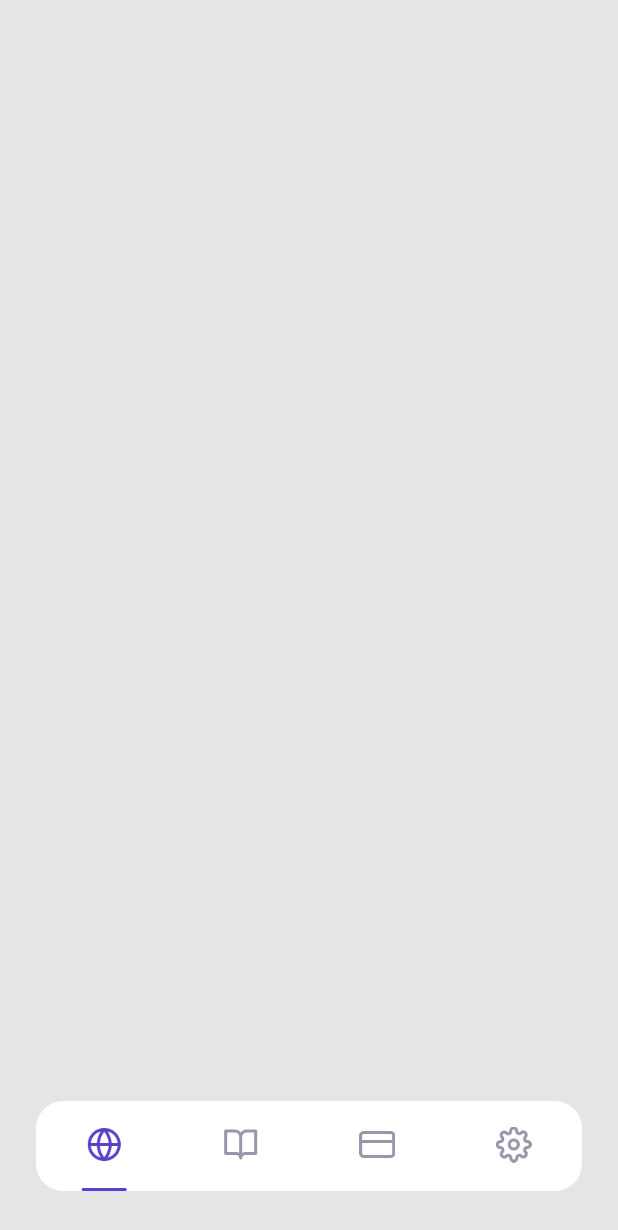
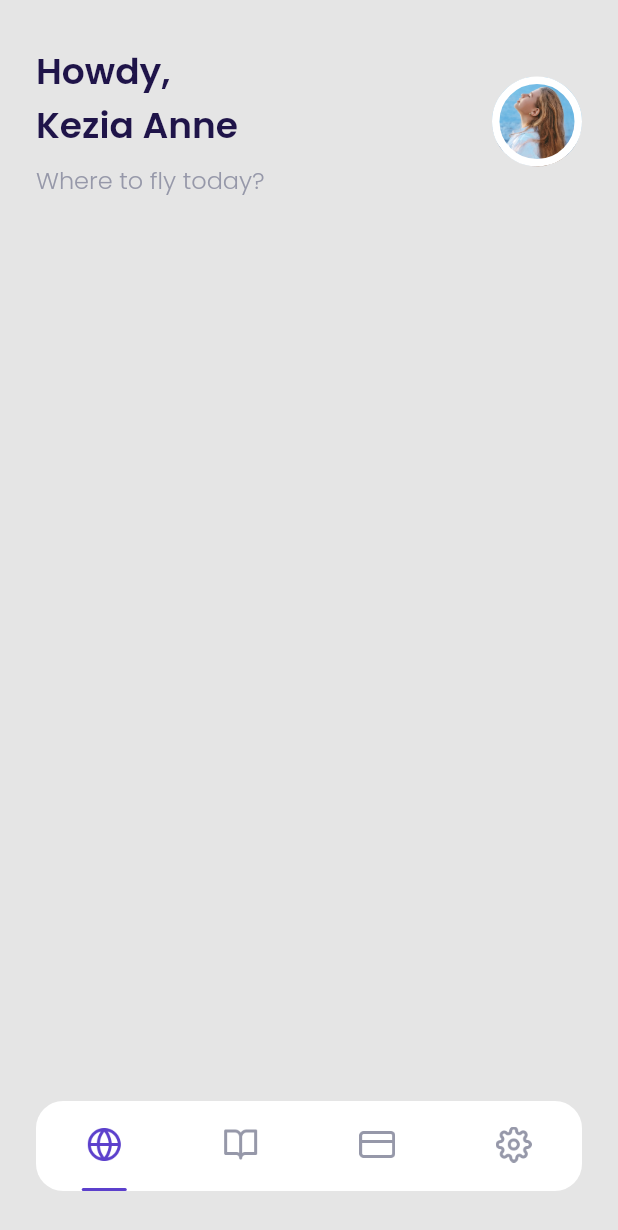
Before and after one commit to embunazzahra/travel_app, a Flutter app: the screen it shows after launch, on a phone screen of 412 x 824 dp. Shown: the top 1230 px of the screen. Run offline on Flutter 3.47's test engine with Material 2 defaults, Android fonts, the phone set to English and light mode, and no system bars; our stand-ins replace google_fonts.

```diff
--- /dev/null
+++ b/lib/ui/pages/home_page.dart
@@ -0,0 +1,56 @@
+import 'package:flutter/material.dart';
+import '../../shared/theme.dart';
+
+class HomePage extends StatelessWidget {
+  const HomePage({Key? key}) : super(key: key);
+
+  Widget header() {
+    return Container(
+      margin:
+          EdgeInsets.only(right: defaultMargin, left: defaultMargin, top: 30),
+      child: Row(
+        children: [
+          Expanded(
+            child: Column(
+              crossAxisAlignment: CrossAxisAlignment.start,
+              children: [
+                Text(
+                  'Howdy,\nKezia Anne',
+                  style: blackFont.copyWith(fontSize: 24, fontWeight: semiBold),
+                ),
+                SizedBox(
+                  height: 6,
+                ),
+                Text(
+                  'Where to fly today?',
+                  style: greyFont.copyWith(fontWeight: light, fontSize: 16),
+                )
+              ],
+            ),
+          ),
+          Container(
+            width: 60,
+            height: 60,
+            decoration: BoxDecoration(
+                shape: BoxShape.circle,
+                border: Border.all(
+                  width: 5,
+                  color: kWhiteColor,
+                ),
+                image: DecorationImage(
+                    image: AssetImage('assets/image_profile.png'))),
+          )
+        ],
+      ),
+    );
+  }
+
+  @override
+  Widget build(BuildContext context) {
+    return ListView(
+      children: [
+        header(),
+      ],
+    );
+  }
+}
--- a/lib/ui/pages/main_page.dart
+++ b/lib/ui/pages/main_page.dart
@@ -1,11 +1,17 @@
 import 'package:flutter/material.dart';
 import '../../shared/theme.dart';
+import '../../ui/widgets/custom_bottom_navigation_item.dart';
+import 'home_page.dart';
 
 class MainPage extends StatelessWidget {
   const MainPage({Key? key}) : super(key: key);
 
   @override
   Widget build(BuildContext context) {
+    Widget buildContent() {
+      return HomePage();
+    }
+
     Widget customBottomNavigation() {
       return Align(
         alignment: Alignment.bottomCenter,
@@ -21,86 +27,13 @@ class MainPage extends StatelessWidget {
           child: Row(
             mainAxisAlignment: MainAxisAlignment.spaceAround,
             children: [
-              Column(
-                  mainAxisAlignment: MainAxisAlignment.spaceBetween,
-                  children: [
-                    SizedBox(),
-                    Container(
-                      width: 24,
-                      height: 24,
-                      decoration: BoxDecoration(
-                          image: DecorationImage(
-                              image: AssetImage('assets/icon_globe.png'))),
-                    ),
-                    Container(
-                      width: 30,
-                      height: 2,
-                      decoration: BoxDecoration(
-                        color: kPurpleColor,
-                        borderRadius: BorderRadius.circular(defaultRadius),
-                      ),
-                    )
-                  ]),
-              Column(
-                  mainAxisAlignment: MainAxisAlignment.spaceBetween,
-                  children: [
-                    SizedBox(),
-                    Container(
-                      width: 24,
-                      height: 24,
-                      decoration: BoxDecoration(
-                          image: DecorationImage(
-                              image: AssetImage('assets/icon_menu.png'))),
-                    ),
-                    Container(
-                      width: 30,
-                      height: 2,
-                      decoration: BoxDecoration(
-                        color: Colors.transparent,
-                        borderRadius: BorderRadius.circular(defaultRadius),
-                      ),
-                    )
-                  ]),
-              Column(
-                  mainAxisAlignment: MainAxisAlignment.spaceBetween,
-                  children: [
-                    SizedBox(),
-                    Container(
-                      width: 24,
-                      height: 24,
-                      decoration: BoxDecoration(
-                          image: DecorationImage(
-                              image: AssetImage('assets/icon_wallet.png'))),
-                    ),
-                    Container(
-                      width: 30,
-                      height: 2,
-                      decoration: BoxDecoration(
-                        color: Colors.transparent,
-                        borderRadius: BorderRadius.circular(defaultRadius),
-                      ),
-                    )
-                  ]),
-              Column(
-                  mainAxisAlignment: MainAxisAlignment.spaceBetween,
-                  children: [
-                    SizedBox(),
-                    Container(
-                      width: 24,
-                      height: 24,
-                      decoration: BoxDecoration(
-                          image: DecorationImage(
-                              image: AssetImage('assets/icon_settings.png'))),
-                    ),
-                    Container(
-                      width: 30,
-                      height: 2,
-                      decoration: BoxDecoration(
-                        color: Colors.transparent,
-                        borderRadius: BorderRadius.circular(defaultRadius),
-                      ),
-                    )
-                  ])
+              CustomBottomNavigationItem(
+                imgUrl: 'assets/icon_globe.png',
+                isSelected: true,
+              ),
+              CustomBottomNavigationItem(imgUrl: 'assets/icon_menu.png'),
+              CustomBottomNavigationItem(imgUrl: 'assets/icon_wallet.png'),
+              CustomBottomNavigationItem(imgUrl: 'assets/icon_settings.png'),
             ],
           ),
         ),
@@ -111,6 +44,7 @@ class MainPage extends StatelessWidget {
       backgroundColor: kBackgroundColor,
       body: Stack(
         children: [
+          buildContent(),
           customBottomNavigation(),
         ],
       ),
--- /dev/null
+++ b/lib/ui/widgets/custom_bottom_navigation_item.dart
@@ -0,0 +1,32 @@
+import 'package:flutter/material.dart';
+import '../../shared/theme.dart';
+
+class CustomBottomNavigationItem extends StatelessWidget {
+  const CustomBottomNavigationItem(
+      {Key? key, required this.imgUrl, this.isSelected = false})
+      : super(key: key);
+
+  final String imgUrl;
+  final bool isSelected;
+
+  @override
+  Widget build(BuildContext context) {
+    return Column(mainAxisAlignment: MainAxisAlignment.spaceBetween, children: [
+      SizedBox(),
+      Container(
+        width: 24,
+        height: 24,
+        decoration:
+            BoxDecoration(image: DecorationImage(image: AssetImage(imgUrl))),
+      ),
+      Container(
+        width: 30,
+        height: 2,
+        decoration: BoxDecoration(
+          color: isSelected ? kPurpleColor : Colors.transparent,
+          borderRadius: BorderRadius.circular(defaultRadius),
+        ),
+      )
+    ]);
+  }
+}
```
Also changed, not shown: assets/image_profile.png.
